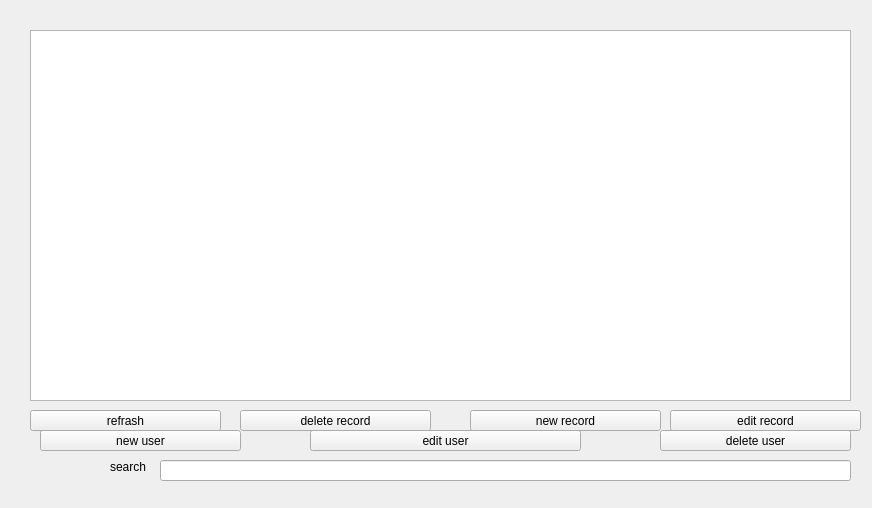
Old version of the form Semester2/lab1/1lab/moder.ui in the repository AnastasySh/lab_351.
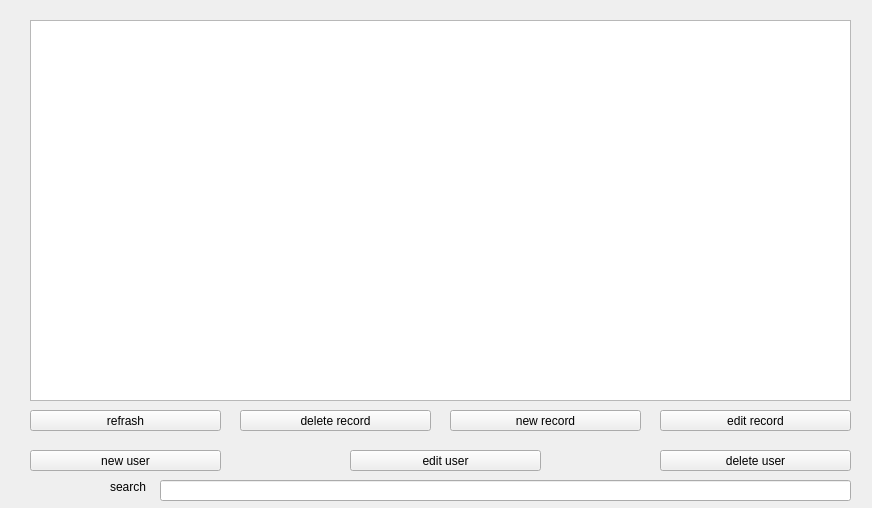
New version of the form.

The edit to the form file:
```diff
--- a/Semester2/lab1/1lab/moder.ui
+++ b/Semester2/lab1/1lab/moder.ui
@@ -17,18 +17,18 @@
    <property name="geometry">
     <rect>
      <x>30</x>
-     <y>30</y>
+     <y>20</y>
      <width>821</width>
-     <height>371</height>
+     <height>381</height>
     </rect>
    </property>
   </widget>
   <widget class="QPushButton" name="new_button">
    <property name="geometry">
     <rect>
-     <x>40</x>
-     <y>430</y>
-     <width>201</width>
+     <x>30</x>
+     <y>450</y>
+     <width>191</width>
      <height>21</height>
     </rect>
    </property>
@@ -40,7 +40,7 @@
    <property name="geometry">
     <rect>
      <x>660</x>
-     <y>430</y>
+     <y>450</y>
      <width>191</width>
      <height>21</height>
     </rect>
@@ -52,9 +52,9 @@
   <widget class="QPushButton" name="edit_button">
    <property name="geometry">
     <rect>
-     <x>310</x>
-     <y>430</y>
-     <width>271</width>
+     <x>350</x>
+     <y>450</y>
+     <width>191</width>
      <height>21</height>
     </rect>
    </property>
@@ -66,7 +66,7 @@
    <property name="geometry">
     <rect>
      <x>160</x>
-     <y>460</y>
+     <y>480</y>
      <width>691</width>
      <height>21</height>
     </rect>
@@ -76,7 +76,7 @@
    <property name="geometry">
     <rect>
      <x>110</x>
-     <y>460</y>
+     <y>480</y>
      <width>47</width>
      <height>13</height>
     </rect>
@@ -101,7 +101,7 @@
   <widget class="QPushButton" name="new_rec">
    <property name="geometry">
     <rect>
-     <x>470</x>
+     <x>450</x>
      <y>410</y>
      <width>191</width>
      <height>21</height>
@@ -114,7 +114,7 @@
   <widget class="QPushButton" name="edit_rec">
    <property name="geometry">
     <rect>
-     <x>670</x>
+     <x>660</x>
      <y>410</y>
      <width>191</width>
      <height>21</height>
```
